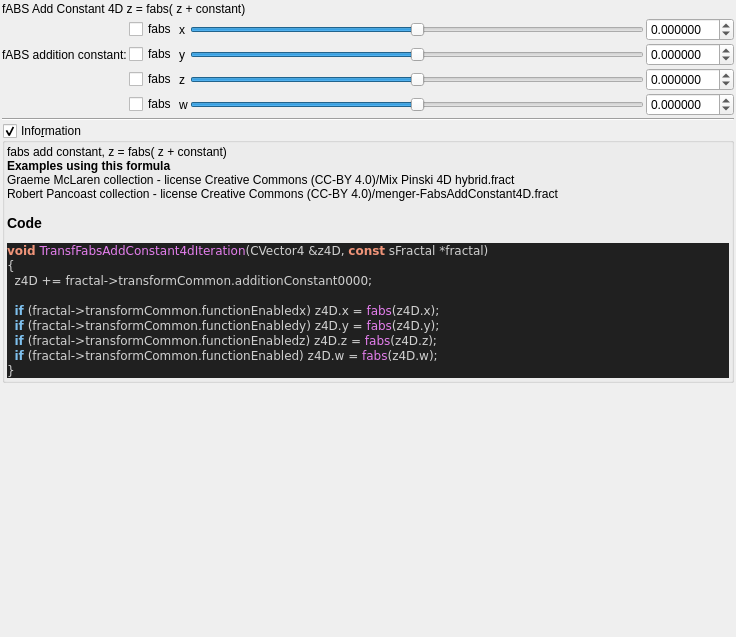
Above: mandelbulber2/formula/ui/fractal_transf_fabs_add_constant4d.ui from buddhi1980/mandelbulber2 before the change. Below: the same form after it.
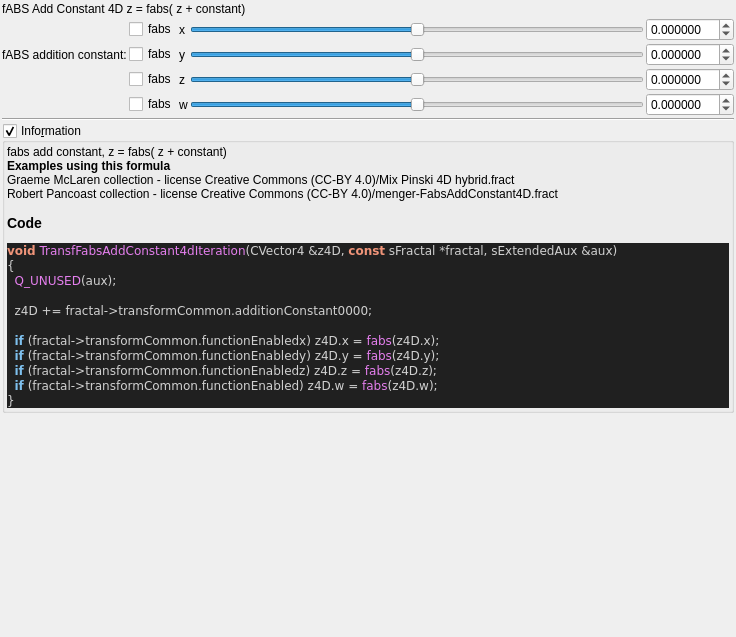
That is the form after the change. Custom widgets are drawn as their Qt base class.

What changed in the file:
```diff
--- a/mandelbulber2/formula/ui/fractal_transf_fabs_add_constant4d.ui
+++ b/mandelbulber2/formula/ui/fractal_transf_fabs_add_constant4d.ui
@@ -341,8 +341,10 @@
 &lt;/table&gt;
 &lt;br&gt;&lt;b&gt;Examples using this formula&lt;/b&gt;&lt;br&gt;Graeme McLaren  collection - license Creative Commons  (CC-BY 4.0)/Mix Pinski 4D hybrid.fract&lt;br&gt;Robert Pancoast collection - license Creative Commons (CC-BY 4.0)/menger-FabsAddConstant4D.fract&lt;h3&gt;Code&lt;/h3&gt;
 &lt;body style=&quot;background-color:#202020&quot;&gt;
-&lt;pre style=&quot;color:#d0d0d0; background-color:#202020;  font-family:'Courier New',monospace;&quot;&gt;&lt;span style=&quot;color:#f09479; font-weight:bold&quot;&gt;void&lt;/span&gt; &lt;span style=&quot;color:#e47eed&quot;&gt;TransfFabsAddConstant4dIteration&lt;/span&gt;&lt;span style=&quot;color:#d0d0d0&quot;&gt;(&lt;/span&gt;CVector4 &lt;span style=&quot;color:#d0d0d0&quot;&gt;&amp;amp;&lt;/span&gt;z4D&lt;span style=&quot;color:#d0d0d0&quot;&gt;,&lt;/span&gt; &lt;span style=&quot;color:#f09479; font-weight:bold&quot;&gt;const&lt;/span&gt; sFractal &lt;span style=&quot;color:#d0d0d0&quot;&gt;*&lt;/span&gt;fractal&lt;span style=&quot;color:#d0d0d0&quot;&gt;)&lt;/span&gt;
+&lt;pre style=&quot;color:#d0d0d0; background-color:#202020;  font-family:'Courier New',monospace;&quot;&gt;&lt;span style=&quot;color:#f09479; font-weight:bold&quot;&gt;void&lt;/span&gt; &lt;span style=&quot;color:#e47eed&quot;&gt;TransfFabsAddConstant4dIteration&lt;/span&gt;&lt;span style=&quot;color:#d0d0d0&quot;&gt;(&lt;/span&gt;CVector4 &lt;span style=&quot;color:#d0d0d0&quot;&gt;&amp;amp;&lt;/span&gt;z4D&lt;span style=&quot;color:#d0d0d0&quot;&gt;,&lt;/span&gt; &lt;span style=&quot;color:#f09479; font-weight:bold&quot;&gt;const&lt;/span&gt; sFractal &lt;span style=&quot;color:#d0d0d0&quot;&gt;*&lt;/span&gt;fractal&lt;span style=&quot;color:#d0d0d0&quot;&gt;,&lt;/span&gt; sExtendedAux &lt;span style=&quot;color:#d0d0d0&quot;&gt;&amp;amp;&lt;/span&gt;aux&lt;span style=&quot;color:#d0d0d0&quot;&gt;)&lt;/span&gt;
 &lt;span style=&quot;color:#d0d0d0&quot;&gt;{&lt;/span&gt;
+  &lt;span style=&quot;color:#e47eed&quot;&gt;Q_UNUSED&lt;/span&gt;&lt;span style=&quot;color:#d0d0d0&quot;&gt;(&lt;/span&gt;aux&lt;span style=&quot;color:#d0d0d0&quot;&gt;);&lt;/span&gt;
+
   z4D &lt;span style=&quot;color:#d0d0d0&quot;&gt;+=&lt;/span&gt; fractal&lt;span style=&quot;color:#d0d0d0&quot;&gt;-&amp;gt;&lt;/span&gt;transformCommon&lt;span style=&quot;color:#d0d0d0&quot;&gt;.&lt;/span&gt;additionConstant0000&lt;span style=&quot;color:#d0d0d0&quot;&gt;;&lt;/span&gt;
 
   &lt;span style=&quot;color:#7ec0ee; font-weight:bold&quot;&gt;if&lt;/span&gt; &lt;span style=&quot;color:#d0d0d0&quot;&gt;(&lt;/span&gt;fractal&lt;span style=&quot;color:#d0d0d0&quot;&gt;-&amp;gt;&lt;/span&gt;transformCommon&lt;span style=&quot;color:#d0d0d0&quot;&gt;.&lt;/span&gt;functionEnabledx&lt;span style=&quot;color:#d0d0d0&quot;&gt;)&lt;/span&gt; z4D&lt;span style=&quot;color:#d0d0d0&quot;&gt;.&lt;/span&gt;x &lt;span style=&quot;color:#d0d0d0&quot;&gt;=&lt;/span&gt; &lt;span style=&quot;color:#e47eed&quot;&gt;fabs&lt;/span&gt;&lt;span style=&quot;color:#d0d0d0&quot;&gt;(&lt;/span&gt;z4D&lt;span style=&quot;color:#d0d0d0&quot;&gt;.&lt;/span&gt;x&lt;span style=&quot;color:#d0d0d0&quot;&gt;);&lt;/span&gt;
```
